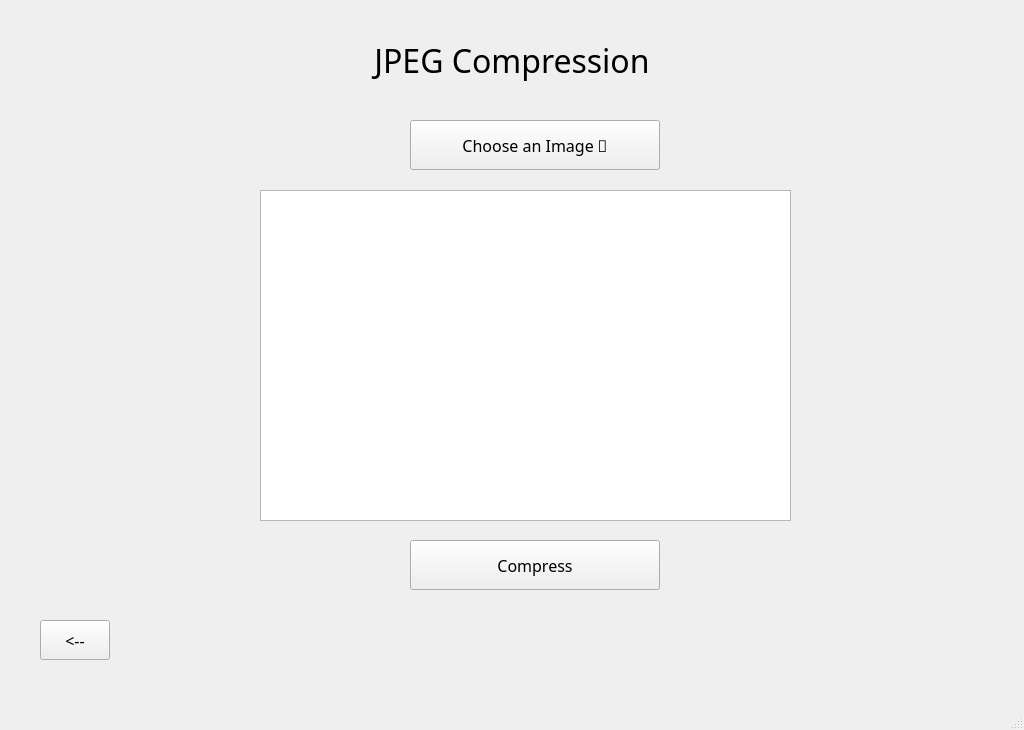
Old version of the form jpeg.ui in the repository abowahbaz/Image_Processing_App.
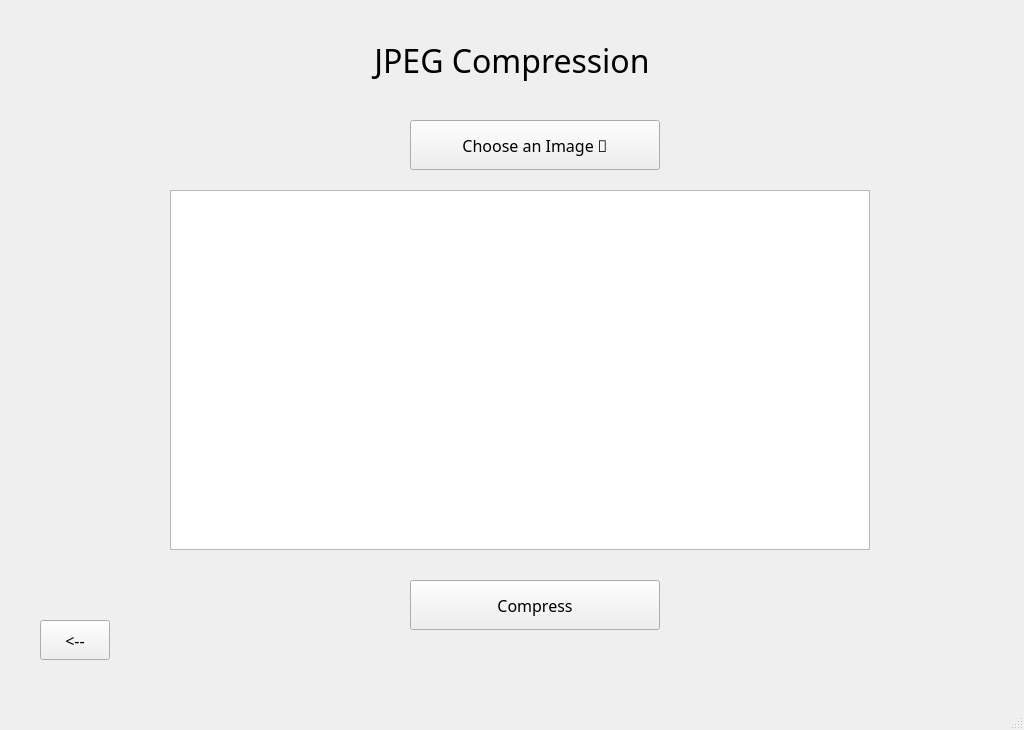
New version of the form.

What changed in the file:
```diff
--- a/jpeg.ui
+++ b/jpeg.ui
@@ -71,7 +71,7 @@
     <property name="geometry">
      <rect>
       <x>410</x>
-      <y>540</y>
+      <y>580</y>
       <width>250</width>
       <height>50</height>
      </rect>
@@ -95,10 +95,10 @@
    <widget class="QGraphicsView" name="image_view">
     <property name="geometry">
      <rect>
-      <x>260</x>
+      <x>170</x>
       <y>190</y>
-      <width>531</width>
-      <height>331</height>
+      <width>700</width>
+      <height>360</height>
      </rect>
     </property>
     <property name="verticalScrollBarPolicy">
```
